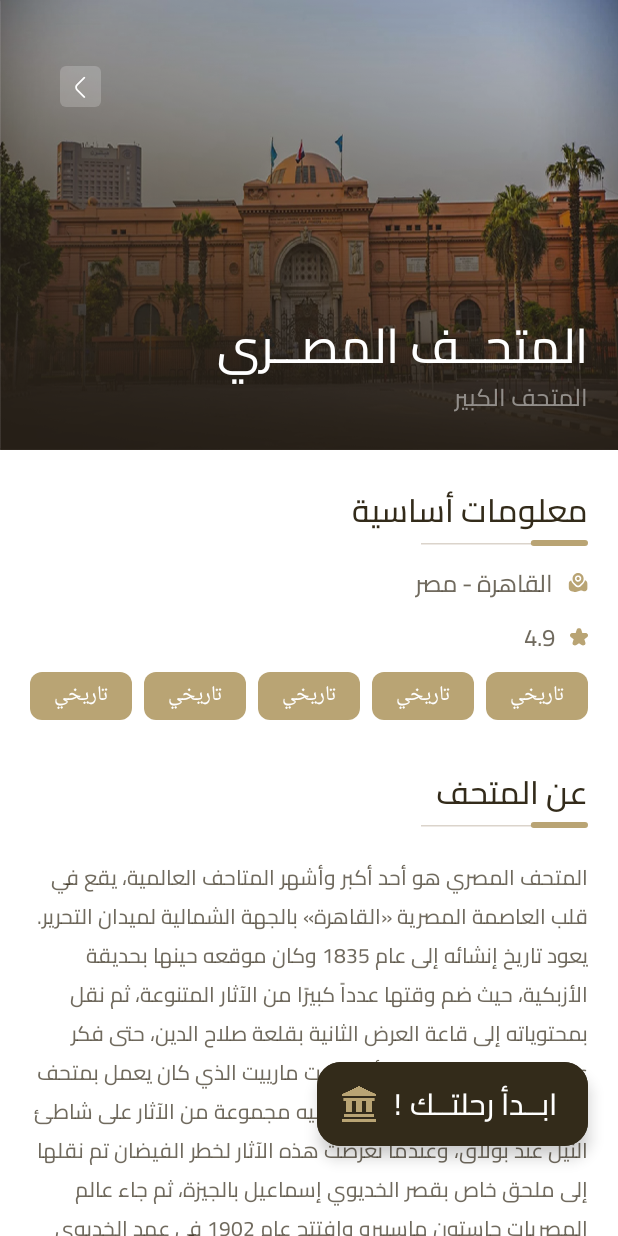
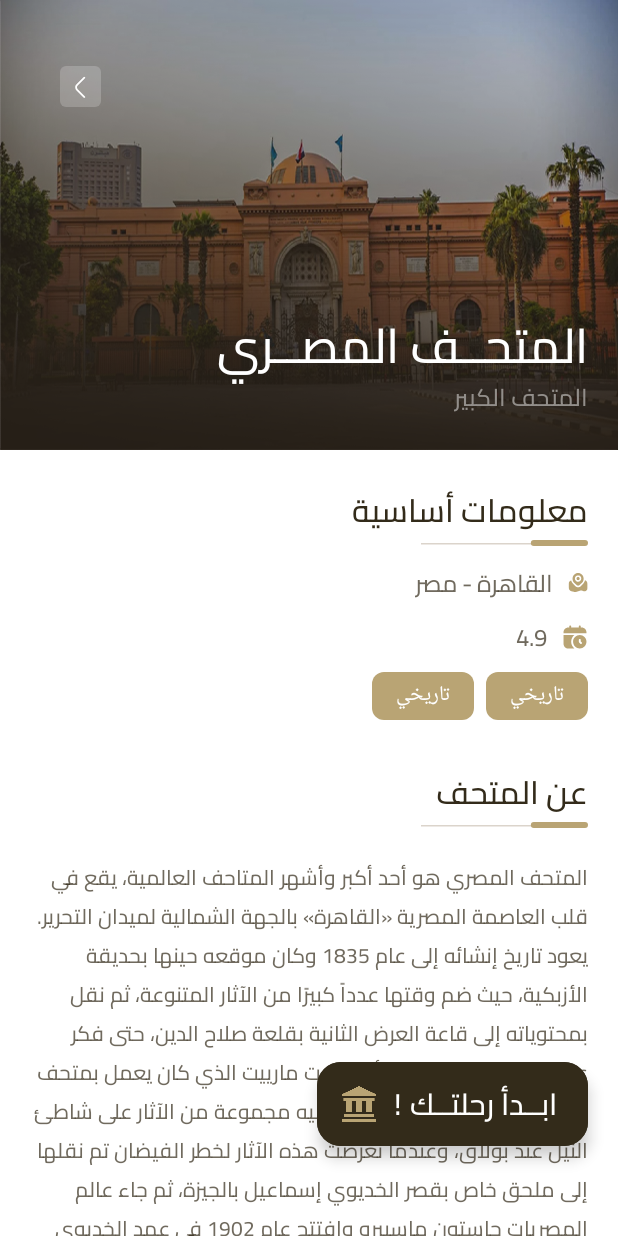
Before and after one commit to MohamedElattar22/Mawruth, an Android app: the layout activity_museum_details.xml on its own in the app's theme, with its tools: preview values and no code run, on a phone screen of 412 x 824 dp. Run offline under Robolectric (Android 15) with nearby library versions, the light colour scheme and no system bars; network calls fail.

Commit message:
editing museum data on home and details

```diff
--- a/app/build.gradle.kts
+++ b/app/build.gradle.kts
@@ -87,7 +87,9 @@ dependencies {
     implementation("com.squareup.retrofit2:converter-gson:2.9.0")
     implementation("com.squareup.okhttp3:logging-interceptor:4.12.0")
 
+
     implementation ("com.github.bumptech.glide:glide:4.16.0")
+    kapt("com.github.bumptech.glide:compiler:4.14.2")
 
 
     //ARCore
--- /dev/null
+++ b/app/src/main/res/drawable/worktime.xml
@@ -0,0 +1,9 @@
+<vector xmlns:android="http://schemas.android.com/apk/res/android"
+    android:width="17dp"
+    android:height="17dp"
+    android:viewportWidth="17"
+    android:viewportHeight="17">
+    <path
+        android:fillColor="#B9A474"
+        android:pathData="M16,5.375V6H1V5.375C1,3.649 2.399,2.25 4.125,2.25H4.75V1.625C4.75,1.28 5.03,1 5.375,1C5.72,1 6,1.28 6,1.625V2.25H11V1.625C11,1.28 11.28,1 11.625,1C11.97,1 12.25,1.28 12.25,1.625V2.25H12.875C14.601,2.25 16,3.649 16,5.375ZM16,11.625C16,14.038 14.037,16 11.625,16C9.213,16 7.25,14.038 7.25,11.625C7.25,9.212 9.213,7.25 11.625,7.25C14.037,7.25 16,9.212 16,11.625ZM12.875,11.991L12.25,11.366V10.375C12.25,10.03 11.97,9.75 11.625,9.75C11.28,9.75 11,10.03 11,10.375V11.625C11,11.791 11.066,11.95 11.183,12.067L11.991,12.875C12.235,13.119 12.631,13.119 12.875,12.875C13.119,12.631 13.119,12.235 12.875,11.991ZM6,11.625C6,9.857 6.818,8.281 8.093,7.25H1V12.875C1,14.601 2.399,16 4.125,16H8.093C6.818,14.969 6,13.393 6,11.625Z" />
+</vector>
--- a/app/src/main/res/layout/activity_museum_details.xml
+++ b/app/src/main/res/layout/activity_museum_details.xml
@@ -20,13 +20,14 @@
             app:layout_scrollFlags="scroll|exitUntilCollapsed">
 
             <androidx.constraintlayout.widget.ConstraintLayout
+                android:id="@+id/musImage"
                 android:layout_width="match_parent"
                 android:layout_height="match_parent"
                 android:background="@drawable/museum_pic">
 
 
                 <TextView
-                    android:id="@+id/textView"
+                    android:id="@+id/museumName"
                     android:layout_width="wrap_content"
                     android:layout_height="wrap_content"
                     android:layout_marginEnd="20dp"
@@ -42,6 +43,7 @@
                 </TextView>
 
                 <TextView
+                    android:id="@+id/musLoc"
                     android:layout_width="wrap_content"
                     android:layout_height="wrap_content"
                     android:layout_marginBottom="30dp"
@@ -51,8 +53,8 @@
                     android:textSize="16sp"
                     app:layout_collapseMode="parallax"
                     app:layout_constraintBottom_toBottomOf="parent"
-                    app:layout_constraintEnd_toEndOf="@+id/textView"
-                    app:layout_constraintTop_toBottomOf="@+id/textView">
+                    app:layout_constraintEnd_toEndOf="@+id/museumName"
+                    app:layout_constraintTop_toBottomOf="@+id/museumName">
 
                 </TextView>
 
--- a/app/src/main/res/layout/descreption_details.xml
+++ b/app/src/main/res/layout/descreption_details.xml
@@ -29,6 +29,7 @@
     </ImageView>
 
     <TextView
+        android:id="@+id/street"
         android:layout_width="wrap_content"
         android:layout_height="wrap_content"
         android:layout_marginTop="10dp"
@@ -43,6 +44,7 @@
     </TextView>
 
     <TextView
+        android:id="@+id/workTimeTV"
         android:layout_width="wrap_content"
         android:layout_height="wrap_content"
         android:layout_marginTop="5dp"
@@ -52,15 +54,16 @@
         android:fontFamily="@font/cairo_regular"
         android:textColor="#B3332B1A"
         android:textSize="16sp"
-        app:drawableEndCompat="@drawable/rating">
+        app:drawableEndCompat="@drawable/worktime">
 
     </TextView>
 
     <com.google.android.material.chip.ChipGroup
         android:id="@+id/chipGroup"
-        android:layout_width="match_parent"
+        android:layout_width="wrap_content"
+        android:layout_gravity="end"
         android:layout_height="wrap_content"
-        android:layout_marginStart="20dp">
+        android:layout_marginEnd="20dp">
 
         <com.google.android.material.chip.Chip
             android:id="@+id/chip1"
@@ -76,6 +79,8 @@
         </com.google.android.material.chip.Chip>
 
         <com.google.android.material.chip.Chip
+            android:id="@+id/chip2"
+
             android:layout_width="wrap_content"
             android:layout_height="wrap_content"
             android:backgroundTint="@color/mainSand"
@@ -87,42 +92,6 @@
 
         </com.google.android.material.chip.Chip>
 
-        <com.google.android.material.chip.Chip
-            android:layout_width="wrap_content"
-            android:layout_height="wrap_content"
-            android:backgroundTint="@color/mainSand"
-
-            android:fontFamily="@font/cairo_semibold"
-            android:text="تاريخي"
-            android:textColor="@color/white"
-            android:textSize="14sp"
-            app:chipStrokeWidth="0dp">
-
-        </com.google.android.material.chip.Chip>
-
-        <com.google.android.material.chip.Chip
-            android:layout_width="wrap_content"
-            android:layout_height="wrap_content"
-            android:backgroundTint="@color/mainSand"
-            android:fontFamily="@font/cairo_semibold"
-            android:text="تاريخي"
-            android:textColor="@color/white"
-            android:textSize="14sp"
-            app:chipStrokeWidth="0dp">
-
-        </com.google.android.material.chip.Chip>
-
-        <com.google.android.material.chip.Chip
-            android:layout_width="wrap_content"
-            android:layout_height="wrap_content"
-            android:backgroundTint="@color/mainSand"
-            android:fontFamily="@font/cairo_semibold"
-            android:text="تاريخي"
-            android:textColor="@color/white"
-            android:textSize="14sp"
-            app:chipStrokeWidth="0dp">
-
-        </com.google.android.material.chip.Chip>
     </com.google.android.material.chip.ChipGroup>
 
     <TextView
@@ -146,6 +115,7 @@
     </ImageView>
 
     <TextView
+        android:id="@+id/descr"
         android:layout_width="wrap_content"
         android:layout_height="wrap_content"
         android:padding="20dp"
--- a/app/src/main/res/values/themes.xml
+++ b/app/src/main/res/values/themes.xml
@@ -1,6 +1,6 @@
 <resources>
-    <!-- Base application theme. -->
-    <style name="Base.Theme.Mawruth" parent="Theme.Material3.DayNight.NoActionBar">
+
+<style name="Base.Theme.Mawruth" parent="Theme.Material3.DayNight.NoActionBar">
         <item name="android:windowDrawsSystemBarBackgrounds">true</item>
         <item name="android:windowTranslucentStatus">false</item>
         <item name="android:windowContentTransitions">true</item>
@@ -9,7 +9,6 @@
         <item name="colorPrimary">@color/mainBtn</item>
         <item name="android:colorPrimary">@color/darkBrown</item>
         <item name="backgroundColor">@color/white</item>
-<!--        <item name="colorOnPrimaryContainer">@color/whiteSand</item>-->
     </style>
 
     <style name="Theme.Mawruth" parent="Base.Theme.Mawruth" />
--- a/data/src/main/java/com/graduation/data/api/ApiConstants.kt
+++ b/data/src/main/java/com/graduation/data/api/ApiConstants.kt
@@ -2,5 +2,5 @@ package com.graduation.data.api
 
 object ApiConstants {
     const val baseUrl: String =
-        "http://ec2-18-223-169-198.us-east-2.compute.amazonaws.com:3000/api/v1/"
+        "http://ec2-52-15-61-68.us-east-2.compute.amazonaws.com:3000/api/v1/"
 }
--- a/data/src/main/java/com/graduation/data/model/museum/MuseumResponseItem.kt
+++ b/data/src/main/java/com/graduation/data/model/museum/MuseumResponseItem.kt
@@ -12,7 +12,7 @@ data class MuseumResponseItem(
     val types: List<TypesItem?>? = null,
 
     @field:SerializedName("images")
-    val images: List<Any?>? = null,
+    val images: List<ImageRersponse?>? = null,
 
     @field:SerializedName("city")
     val city: String? = null,
@@ -53,7 +53,7 @@ data class MuseumResponseItem(
     fun toMuseumDto(): MuseumDto {
         return MuseumDto(
             country,
-            images = images,
+            images = listOf(images?.get(0)?.toImageDto()),
             city = city,
             createdAt = createdAt,
             rating = rating,
--- a/domain/src/main/java/com/graduation/domain/model/museum/MuseumDto.kt
+++ b/domain/src/main/java/com/graduation/domain/model/museum/MuseumDto.kt
@@ -8,7 +8,7 @@ import kotlinx.parcelize.RawValue
 data class MuseumDto(
     val country: String? = null,
     val types: List<TypesItem?>? = null,
-    val images: @RawValue List<Any?>? = null,
+    val images: @RawValue List<ImageDto?>? = null,
     val city: String? = null,
     val createdAt: String? = null,
     val rating: @RawValue Any? = null,
```
Also changed, not shown: app/src/main/java/com/graduation/mawruth/ui/home/HomeActivity.kt (+11 -1 lines), app/src/main/java/com/graduation/mawruth/ui/home/MuseumRecyclerAdapter.kt (+9 -4 lines), app/src/main/java/com/graduation/mawruth/ui/museumDetails/MuseumDetailsActivity.kt (+25 -0 lines), app/src/main/res/layout/activity_login.xml (+0 -28 lines), app/src/main/res/layout/activity_signup.xml (+1 -23 lines), data/src/main/java/com/graduation/data/model/museum/ImageRersponse.kt (added, +36 -0 lines), domain/src/main/java/com/graduation/domain/model/museum/ImageDto.kt (added, +15 -0 lines).
